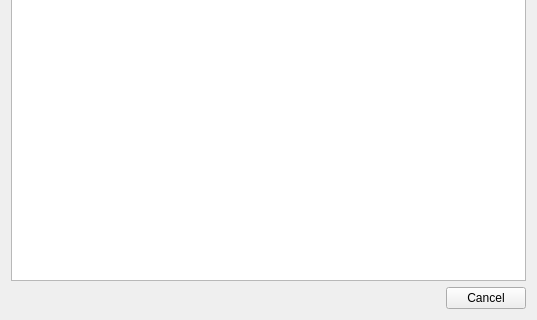
Before: the Qt Designer form src/dlgcoverartfetcher.ui in cardinot/mixxx, drawn with Qt 5; both pictures show x 0 to 537 and y 165 to 485 of the 537 by 485 pixel window.
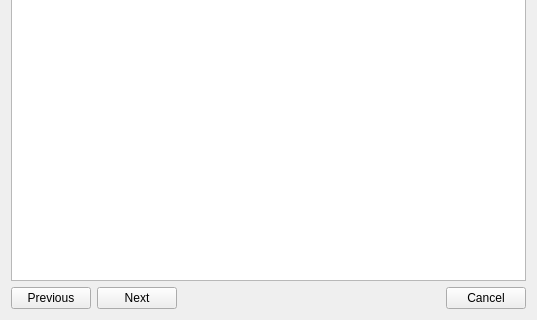
After: the same form once the commit is applied.

Commit message: add prev and next buttons to the dlgcoverartfetcher

Diff of the .ui file:
```diff
--- a/src/dlgcoverartfetcher.ui
+++ b/src/dlgcoverartfetcher.ui
@@ -90,6 +90,20 @@
    </item>
    <item>
     <layout class="QHBoxLayout" name="horizontalLayout">
+     <item>
+      <widget class="QPushButton" name="btnPrev">
+       <property name="text">
+        <string>Previous</string>
+       </property>
+      </widget>
+     </item>
+     <item>
+      <widget class="QPushButton" name="btnNext">
+       <property name="text">
+        <string>Next</string>
+       </property>
+      </widget>
+     </item>
      <item>
       <spacer name="horizontalSpacer">
        <property name="orientation">
```
The commit also changes 4 other files.
